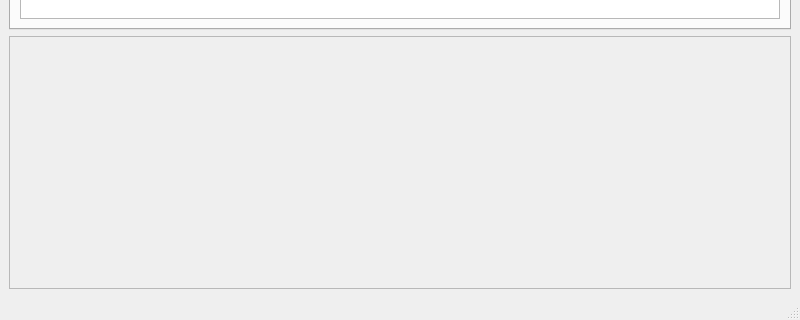
Old version of the form source/package/adaptation_pathways/desktop/ui/main_window.ui in the repository geoneric/PathwaysGenerator; both pictures show x 0 to 800 and y 280 to 600 of the 800 by 600 pixel window.
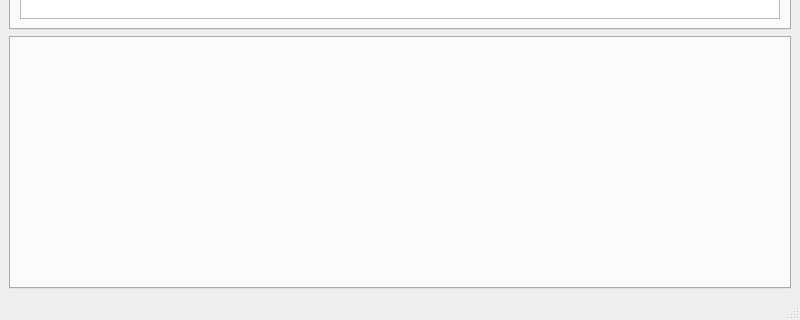
New version of the form. The open tabs and pages were chosen to show the change.

Patch:
```diff
--- a/source/package/adaptation_pathways/desktop/ui/main_window.ui
+++ b/source/package/adaptation_pathways/desktop/ui/main_window.ui
@@ -43,20 +43,10 @@
      </widget>
     </item>
     <item>
-     <widget class="QScrollArea" name="scrollArea">
-      <property name="widgetResizable">
-       <bool>true</bool>
+     <widget class="QTabWidget" name="plot_tab_widget">
+      <property name="currentIndex">
+       <number>-1</number>
       </property>
-      <widget class="QWidget" name="scrollAreaWidgetContents">
-       <property name="geometry">
-        <rect>
-         <x>0</x>
-         <y>0</y>
-         <width>780</width>
-         <height>251</height>
-        </rect>
-       </property>
-      </widget>
      </widget>
     </item>
    </layout>
```
Left out of the diff: 2 changed lines with no effect on the pictures.
